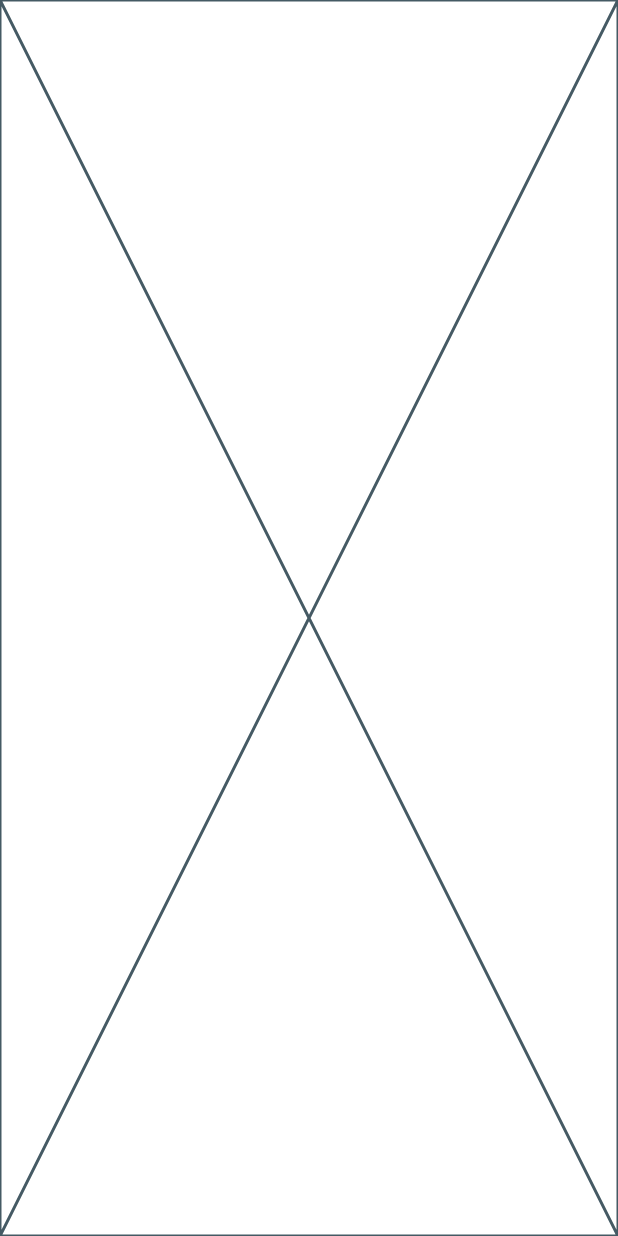
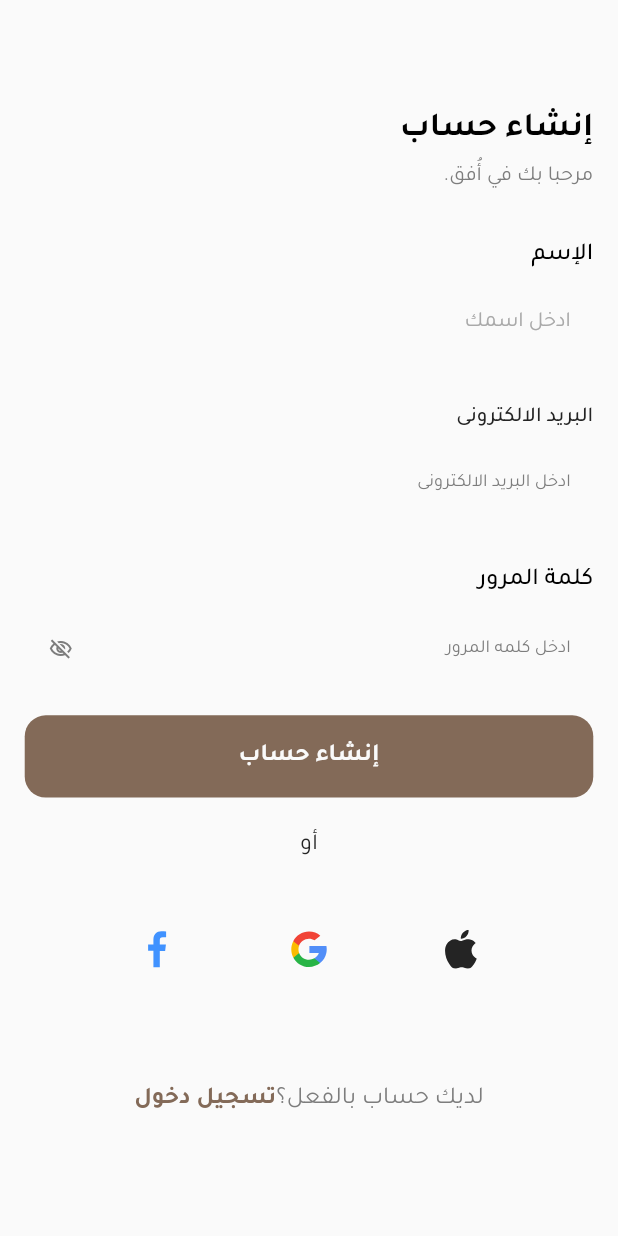
Before and after one commit to Yaramahmoudd/BooksApp, a Flutter app: the screen it shows after launch, after a tap on "تسجيل الدخول", after a tap on "إنشاء حساب جديد", on a phone screen of 412 x 824 dp. Run offline on Flutter 3.47's test engine with Material 3 defaults, Android fonts, the phone set to English and light mode, and no system bars; our stand-ins replace bloc, dio, flutter_screenutil, flutter_svg, pretty_dio_logger.

Commit message:
Finished SignUp Feature

```diff
--- a/lib/core/helpers/strings/app_icons.dart
+++ b/lib/core/helpers/strings/app_icons.dart
@@ -21,4 +21,5 @@ abstract class AppIcons {
   static const String google="$path/google_ic.svg";
   static const String facebook="$path/facebook_ic.svg";
   static const apple="$path/apple_ic.svg";
+  static const confermation_beige="$path/confirmation_beige.svg";
 }
--- a/lib/core/routing/app_router.dart
+++ b/lib/core/routing/app_router.dart
@@ -1,8 +1,10 @@
 import 'package:books_app/features/main/ui/main_screen.dart';
 import 'package:books_app/features/sign_in/UI/screen/forgetPassword_screen.dart';
 import 'package:books_app/features/sign_in/UI/screen/signin_screen.dart';
+import 'package:books_app/features/signup/Ui/screens/sign_up_screen.dart';
 import 'package:flutter/material.dart';
 
+import '../../features/signup/Ui/screens/confirmation_screen.dart';
 import '../widgets/navigator_animation.dart';
 import 'routes.dart';
 
@@ -14,8 +16,9 @@ class AppRouter {
       case Routes.mainScreen: return MaterialPageRoute(builder: (_) => const MainScreen());
       case Routes.signin: return createRoute(Signin());
       case Routes.forgetpasswordScreen: return createRoute(ForgetpasswordScreen());
-      case Routes.signupScreen: return MaterialPageRoute(builder: (_) => const Placeholder());
+      case Routes.signupScreen: return createRoute(SignUpScreen());
       case Routes.otpScreen: return MaterialPageRoute(builder: (_) => const Placeholder());
+      case Routes.confirmation: return createRoute(ConfirmationScreen());
     }
     return null;
   }
--- a/lib/core/routing/routes.dart
+++ b/lib/core/routing/routes.dart
@@ -5,4 +5,5 @@ class Routes {
   static const String forgetpasswordScreen="/forgetpassword";
   static const String signupScreen="/signup";
   static const String otpScreen="/otp";
+  static const String confirmation="/confirmation";
 }
--- a/lib/core/widgets/app_text_form_field.dart
+++ b/lib/core/widgets/app_text_form_field.dart
@@ -92,7 +92,7 @@ class AppTextFormField extends StatelessWidget {
         filled: true,
       ),
       obscureText: isObscureText ?? false,
-      style: TextStyles.font20blackMedium,
+      style: TextStyles.font14blackMedium,
       validator: validator ??
           (value) {
             if (value == null || value.isEmpty) {
--- a/lib/core/widgets/navigator_animation.dart
+++ b/lib/core/widgets/navigator_animation.dart
@@ -4,7 +4,7 @@ import 'package:flutter/cupertino.dart';
 Route createRoute(Widget screenName) {
   return PageRouteBuilder(
     transitionDuration: Duration(milliseconds: 500),
-    pageBuilder: (context, animation, secondaryAnimation) => screenName,
+    pageBuilder: (context, animation, secondaryAnimation)=>screenName,
     transitionsBuilder: (context, animation, secondaryAnimation, child) {
       const begin = Offset(1.0, 0.0); // يبدأ من خارج الشاشة على اليمين
       const end = Offset.zero; // ينتهي عند موقعه الطبيعي
--- a/lib/features/sign_in/UI/screen/forgetPassword_screen.dart
+++ b/lib/features/sign_in/UI/screen/forgetPassword_screen.dart
@@ -49,12 +49,14 @@ class _ForgetpasswordScreenState extends State<ForgetpasswordScreen> {
                 },
                 backgroundColor: ColorsManager.primaryColor,
               ),
+              verticalSpace(30),
               RememberPasswordAndSignin()
             ]
             ),
           ),
         ),
-      )),
+      )
+      ),
     );
   }
 }
--- a/lib/features/sign_in/UI/screen/signin_screen.dart
+++ b/lib/features/sign_in/UI/screen/signin_screen.dart
@@ -63,14 +63,14 @@ class _SigninState extends State<Signin> {
                     textStyle: TextStyles.font16whiteBold,
                     onPressed:(){
                       if(formkey.currentState!.validate()) {
-                        context.pushNamed(Routes.splashScreen);
+                        context.pushReplacementNamed(Routes.mainScreen);
                       }
                     },
                     backgroundColor: ColorsManager.primaryColor,
                   ),
                   verticalSpace(30),
                   SocialAuth(),
-                  verticalSpace(70),
+                  verticalSpace(100),
                   CheakAccount()
                 ],
               ),
--- a/lib/features/sign_in/UI/widget/email_part.dart
+++ b/lib/features/sign_in/UI/widget/email_part.dart
@@ -31,7 +31,7 @@ class _EmailPartState extends State<EmailPart> {
           ,isObscureText: false,
           controller: widget.Email,
           onTap: (){},
-          inputTextStyle:TextStyles.font14blackRegualar,
+          //inputTextStyle:TextStyles.font14blackMedium,
           validator: (value) {
             bool Email = RegExp(
                 r"^[a-zA-Z0-9.a-zA-Z0-9.!#$%&'*+-/=?^_`{|}~]+@[a-zA-Z0-9]+\.[a-zA-Z]+")
--- /dev/null
+++ b/lib/features/signup/Ui/Widgets/have_account.dart
@@ -0,0 +1,30 @@
+import 'package:books_app/core/helpers/extensions.dart';
+import 'package:flutter/material.dart';
+
+import '../../../../core/routing/routes.dart';
+import '../../../../core/theming/styles.dart';
+
+class Have_Account extends StatelessWidget {
+  const Have_Account({super.key});
+
+  @override
+  Widget build(BuildContext context) {
+    return Row(
+      mainAxisAlignment: MainAxisAlignment.center,
+      children: [
+
+        Text("لديك حساب بالفعل؟",
+          style: TextStyles.font16grey7DRegualar,
+        ),
+        GestureDetector(
+          onTap: (){
+            context.pop();
+          },
+          child: Text("تسجيل دخول",
+            style: TextStyles.font16primaryColorBold,
+          ),
+        ),
+      ],
+    );
+  }
+}
--- /dev/null
+++ b/lib/features/signup/Ui/Widgets/name_part.dart
@@ -0,0 +1,49 @@
+import 'package:books_app/core/helpers/spacing.dart';
+import 'package:books_app/core/theming/colors.dart';
+import 'package:books_app/core/widgets/app_text_form_field.dart';
+import 'package:flutter/material.dart';
+
+import '../../../../core/theming/styles.dart';
+
+class NamePart extends StatefulWidget {
+  TextEditingController Name;
+   NamePart({super.key,
+   required this.Name
+   });
+
+  @override
+  State<NamePart> createState() => _NamePartState();
+}
+
+class _NamePartState extends State<NamePart> {
+  @override
+  Widget build(BuildContext context) {
+    return  Column(
+      crossAxisAlignment: CrossAxisAlignment.start,
+      children: [
+        Text("الإسم",
+          style:TextStyles.font16blackMedium
+        ),
+        verticalSpace(10),
+        AppTextFormField(hintText: "ادخل اسمك",
+        hintStyle: TextStyles.font14greyA9Regualar,
+        isObscureText: false,
+        enabledBorder: OutlineInputBorder(
+          borderRadius: BorderRadius.circular(8),
+          borderSide: BorderSide(color: ColorsManager.white)
+        ),
+        focusedBorder: OutlineInputBorder(
+            borderRadius: BorderRadius.circular(8),
+            borderSide: BorderSide(color: ColorsManager.primaryColor)
+        ),
+        backgroundColor: ColorsManager.white,
+          validator: (value){
+           if(value==null || value.isEmpty){
+             return "يرجى ادخال اسم المستخدم";
+           }
+          },
+        )
+      ],
+    );
+  }
+}
--- /dev/null
+++ b/lib/features/signup/Ui/Widgets/new_password_part.dart
@@ -0,0 +1,63 @@
+import 'package:flutter/material.dart';
+import 'package:flutter_screenutil/flutter_screenutil.dart';
+
+import '../../../../core/helpers/spacing.dart';
+import '../../../../core/theming/colors.dart';
+import '../../../../core/theming/styles.dart';
+import '../../../../core/widgets/app_text_form_field.dart';
+
+class NewPasswordPart extends StatefulWidget {
+  TextEditingController Password;
+  NewPasswordPart({super.key, required this.Password});
+
+  @override
+  State<NewPasswordPart> createState() => _NewPasswordPartState();
+}
+
+class _NewPasswordPartState extends State<NewPasswordPart> {
+  bool issecure = true;
+  @override
+  Widget build(BuildContext context) {
+    return Column(
+        crossAxisAlignment: CrossAxisAlignment.start,
+        children: [
+      Text(
+        "كلمة المرور",
+        style: TextStyles.font16blackMedium,
+      ),
+      verticalSpace(10),
+      AppTextFormField(
+        hintText: "ادخل كلمه المرور",
+        isObscureText: issecure,
+        controller: widget.Password,
+        enabledBorder: OutlineInputBorder(
+            borderRadius: BorderRadius.circular(8),
+            borderSide: BorderSide(color: ColorsManager.white, width: 1.w)),
+        focusedBorder: OutlineInputBorder(
+            borderRadius: BorderRadius.circular(8),
+            borderSide:
+                BorderSide(color: ColorsManager.primaryColor, width: 1.w)),
+        backgroundColor: ColorsManager.white,
+        suffixIcon: IconButton(
+            onPressed: () {
+              issecure = !issecure;
+              setState(() {});
+            },
+            icon: issecure
+                ? Icon(
+                    Icons.visibility_off_outlined,
+                    size: 16,
+                    color: ColorsManager.grey7D,
+                  )
+                : Icon(Icons.visibility_outlined,
+                    size: 16, color: ColorsManager.grey7D)),
+        inputTextStyle: TextStyles.font14blackRegualar,
+        validator: (value) {
+          if (value == null || value.isEmpty) {
+            return "يرجى ادخال كلمة المرور";
+          }
+        },
+      ),
+    ]);
+  }
+}
--- /dev/null
+++ b/lib/features/signup/Ui/screens/confirmation_screen.dart
@@ -0,0 +1,57 @@
+import 'package:books_app/books_app.dart';
+import 'package:books_app/core/helpers/extensions.dart';
+import 'package:books_app/core/helpers/spacing.dart';
+import 'package:books_app/core/helpers/strings/app_icons.dart';
+import 'package:books_app/core/theming/colors.dart';
+import 'package:books_app/core/theming/styles.dart';
+import 'package:books_app/core/widgets/app_text_button.dart';
+import 'package:books_app/core/widgets/custom_svg.dart';
+import 'package:flutter/material.dart';
+import 'package:flutter_screenutil/flutter_screenutil.dart';
+
+import '../../../../core/routing/routes.dart';
+
+class ConfirmationScreen extends StatelessWidget {
+  const ConfirmationScreen({super.key});
+
+  @override
+  Widget build(BuildContext context) {
+    return Scaffold(
+      body: Center(
+        child: Container(
+          height: 417.h,
+          width: 343.w,
+          padding: EdgeInsets.symmetric(vertical: 20.h,horizontal: 5.w),
+          child: Column(
+            mainAxisAlignment: MainAxisAlignment.spaceEvenly,
+            crossAxisAlignment: CrossAxisAlignment.center,
+            children: [
+              CustomSvg(imgPath: AppIcons.confermation_beige),
+              Column(
+                crossAxisAlignment: CrossAxisAlignment.center,
+                children: [
+                  Text("مبروك!",
+                  style: TextStyles.font18primaryColorBold,
+                  ),
+                  verticalSpace(10),
+                  Text("تم إنشاء حسابك بنجاح، يمكنك بدء رحلتك\n                       معنا الان.",
+                  style: TextStyles.font16grey7DMedium,
+                  ),
+                ],
+              ),
+              verticalSpace(30),
+              AppTextButton(
+                  buttonText: "تسجيل الدخول",
+                  textStyle: TextStyles.font16whiteBold,
+                  onPressed: (){
+                    context.pushReplacementNamed(Routes.signin);
+                  },
+                backgroundColor: ColorsManager.primaryColor,
+              ),
+            ],
+          ),
+        ),
+      ),
+    );
+  }
+}
--- /dev/null
+++ b/lib/features/signup/Ui/screens/sign_up_screen.dart
@@ -0,0 +1,84 @@
+import 'package:books_app/core/helpers/extensions.dart';
+import 'package:books_app/core/theming/colors.dart';
+import 'package:books_app/core/widgets/app_text_button.dart';
+import 'package:books_app/features/sign_in/UI/widget/email_part.dart';
+import 'package:books_app/features/sign_in/UI/widget/password_part.dart';
+import 'package:books_app/features/sign_in/UI/widget/social_auth.dart';
+import 'package:books_app/features/signup/Ui/Widgets/have_account.dart';
+import 'package:books_app/features/signup/Ui/Widgets/name_part.dart';
+import 'package:books_app/features/signup/Ui/Widgets/new_password_part.dart';
+import 'package:flutter/material.dart';
+import 'package:flutter_screenutil/flutter_screenutil.dart';
+
+import '../../../../core/helpers/spacing.dart';
+import '../../../../core/routing/routes.dart';
+import '../../../../core/theming/styles.dart';
+
+class SignUpScreen extends StatefulWidget {
+  const SignUpScreen({super.key});
+
+  @override
+  State<SignUpScreen> createState() => _SignUpScreenState();
+}
+
+class _SignUpScreenState extends State<SignUpScreen> {
+  TextEditingController Name=TextEditingController();
+  TextEditingController Email=TextEditingController();
+  TextEditingController Password=TextEditingController();
+
+  GlobalKey<FormState>FormKey=GlobalKey<FormState>();
+  @override
+  Widget build(BuildContext context) {
+    debugPrint("Current TextDirection: ${Directionality.of(context)}");
+    return Scaffold(
+      body: SafeArea(
+          child: Padding(
+            padding:  EdgeInsets.symmetric(vertical: 30.h,horizontal: 15.w ),
+            child: Form(
+              key: FormKey,
+              child: SingleChildScrollView(
+                scrollDirection: Axis.vertical,
+                child: Column(
+                  crossAxisAlignment: CrossAxisAlignment.start,
+                  children: [
+                    verticalSpace(40),
+                    Align(
+                      alignment: AlignmentDirectional.centerStart,
+                      child: Text("إنشاء حساب",
+                        style:TextStyles.font22blackBold,
+                      ),
+                    ),
+                    verticalSpace(5),
+                    Text("مرحبا بك في أُفق.",
+                      style: TextStyles.font14grey7DRegualar,
+                    ),
+                    verticalSpace(30),
+                    NamePart(Name: Name),
+                    verticalSpace(30),
+                    EmailPart(Email: Email),
+                    verticalSpace(30),
+                    NewPasswordPart(Password: Password,),
+                    verticalSpace(20),
+                    AppTextButton(
+                        buttonText: "إنشاء حساب",
+                        textStyle: TextStyles.font16whiteBold,
+                        onPressed: (){
+                          if(FormKey.currentState!.validate()) {
+                            context.pushNamed(Routes.confirmation);
+                          }
+                        },
+                      backgroundColor: ColorsManager.primaryColor,
+                    ),
+                    verticalSpace(20),
+                    SocialAuth(),
+                    verticalSpace(60),
+                    Have_Account(),
+                  ],
+                ),
+              ),
+            ),
+          )
+      ),
+    );
+  }
+}
```
Also changed, not shown: assets/icons/confirmation_beige.svg (added).
